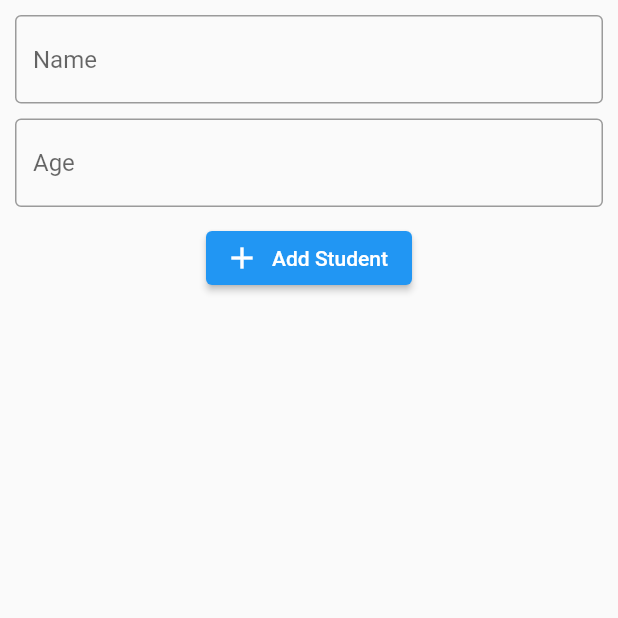
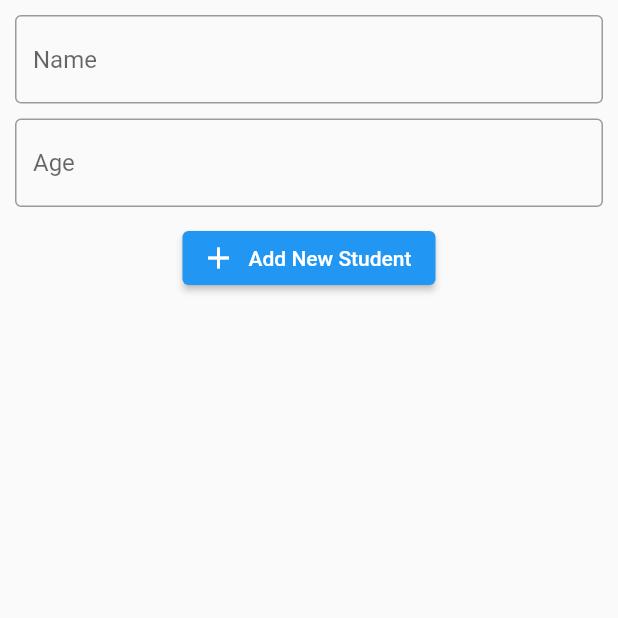
Before and after one commit to beejeys/dbhive, a Flutter app: the screen it shows after launch, on a phone screen of 412 x 824 dp, the top half of it. Run offline on Flutter 3.47's test engine with Material 2 defaults, Android fonts, the phone set to English and light mode, and no system bars; our stand-ins replace hive; accounts and stored records are empty; generated files the repository leaves out were written again.

Commit message:
Update add_student_widget.dart

```diff
--- a/lib/screens/add_student_widget.dart
+++ b/lib/screens/add_student_widget.dart
@@ -39,7 +39,7 @@ class AddStudent extends StatelessWidget {
             onPressed: () {
               onAddStudentButtonClicked();
             },
-            label: const Text('Add Student'),
+            label: const Text('Add New Student'),
             icon: const Icon(Icons.add)
           )
         ],
```
